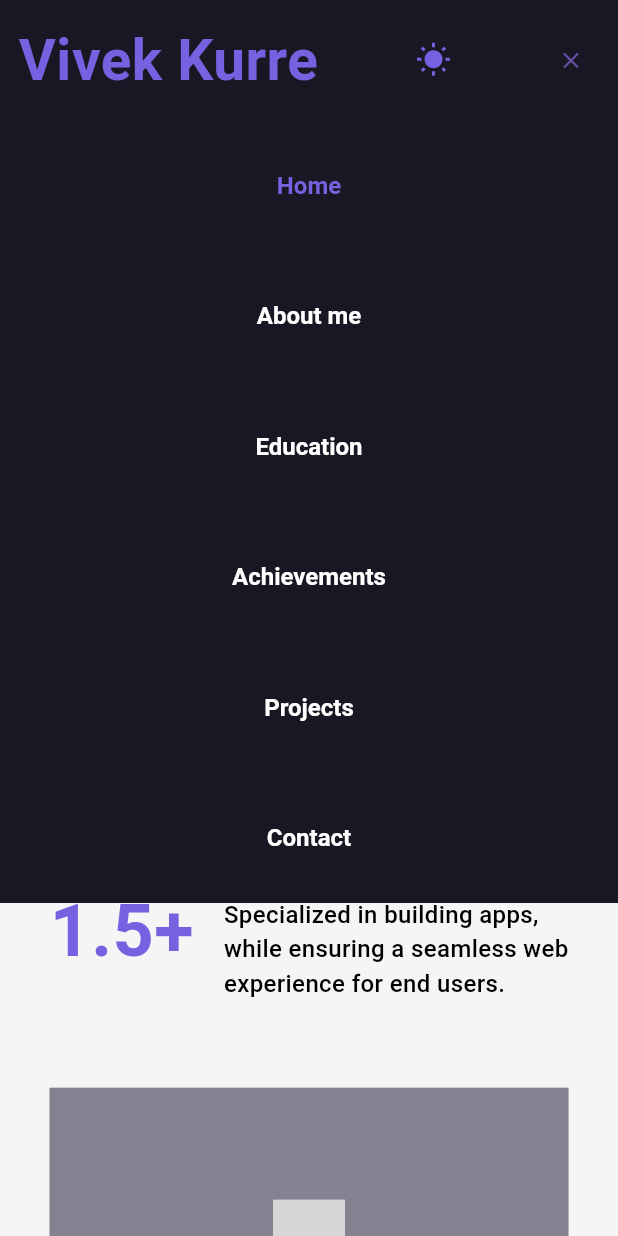
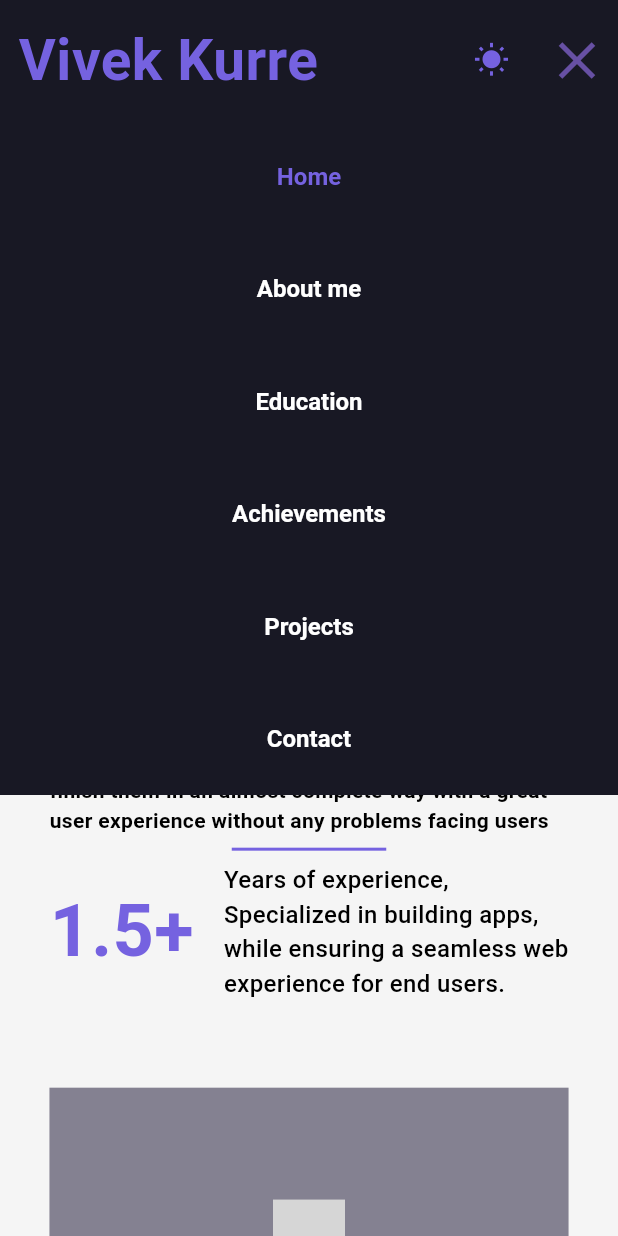
Before and after one commit to Vivekkurre1/vivek_portfolio, a Flutter app: the screen it shows after launch, scrolled down 576 dp, after a tap on the "menu" icon, on a phone screen of 412 x 824 dp. Run offline on Flutter 3.47's test engine with Material 3 defaults, Android fonts, the phone set to English and light mode, and no system bars; drawn by our look-alikes of auto_size_text; our stand-ins replace cached_network_image, equatable, flutter_bloc, flutter_svg, font_awesome_flutter; missing offline and left inert: dart:js, universal_html; network calls fail; grey boxes are pictures that could not be loaded.

Commit message:
header fix

```diff
--- a/lib/presentation/widgets/app_bar/custom_header_btn.dart
+++ b/lib/presentation/widgets/app_bar/custom_header_btn.dart
@@ -26,13 +26,8 @@
         ),
       ),
       child: Padding(
-        padding: const EdgeInsets.symmetric(
-          horizontal: 18,
-          vertical: 26,
-        ),
-        child: Text(
-          AppBarHeaders.values[headerIndex].getString(),
-        ),
+        padding: const EdgeInsets.symmetric(horizontal: 0, vertical: 20),
+        child: Text(AppBarHeaders.values[headerIndex].getString()),
       ),
     );
   }
--- a/lib/presentation/widgets/app_bar/custom_menu_btn.dart
+++ b/lib/presentation/widgets/app_bar/custom_menu_btn.dart
@@ -12,16 +12,16 @@
     return BlocBuilder<HomeBloc, HomeState>(
       builder: (context, state) {
         return SizedBox(
-          width: 40,
+          width: 48,
           child: AnimatedCrossFade(
             crossFadeState: _getCrossFadeState(context),
             firstChild: TextButton(
               onPressed: () => _menuBtnClicked(context),
-              child: const Icon(Icons.menu),
+              child: const Icon(size: 42, Icons.menu),
             ),
             secondChild: TextButton(
               onPressed: () => _closeBtnClicked(context),
-              child: const Icon(Icons.close),
+              child: const Icon(size: 42, Icons.close),
             ),
             duration: const Duration(milliseconds: 200),
           ),
@@ -32,14 +32,14 @@
 
   _menuBtnClicked(BuildContext context) {
     context.read<HomeBloc>().add(
-          ChangeAppBarHeadersAxis(AppBarHeadersAxis.vertical),
-        );
+      ChangeAppBarHeadersAxis(AppBarHeadersAxis.vertical),
+    );
   }
 
   _closeBtnClicked(BuildContext context) {
     context.read<HomeBloc>().add(
-          ChangeAppBarHeadersAxis(AppBarHeadersAxis.horizontal),
-        );
+      ChangeAppBarHeadersAxis(AppBarHeadersAxis.horizontal),
+    );
   }
 
   CrossFadeState _getCrossFadeState(BuildContext context) {
--- a/lib/presentation/widgets/app_bar/developer_name_btn.dart
+++ b/lib/presentation/widgets/app_bar/developer_name_btn.dart
@@ -23,10 +23,7 @@
               : context.width * .2,
           child: FittedBox(
             alignment: Alignment.topLeft,
-            child: Text(
-              AppStrings.developerName,
-              style: AppStyles.s28,
-            ),
+            child: Text(AppStrings.developerName, style: AppStyles.s28),
           ),
         ),
       ),
--- a/lib/presentation/widgets/app_bar/home_app_bar.dart
+++ b/lib/presentation/widgets/app_bar/home_app_bar.dart
@@ -32,8 +32,15 @@
       padding: EdgeInsets.symmetric(horizontal: _getHorizontalPadding(context)),
       child: Row(
         mainAxisAlignment: MainAxisAlignment.spaceBetween,
+        crossAxisAlignment: CrossAxisAlignment.center,
         children: [
-          const DeveloperNameBtn(),
+          Align(
+            alignment: Alignment.centerLeft,
+            child: const DeveloperNameBtn(),
+          ),
+          Row(
+            mainAxisAlignment: MainAxisAlignment.end,
+            children: [
               if (context.width < DeviceType.ipad.getMaxWidth())
                 IconButton(
                   onPressed: () {
@@ -57,6 +64,8 @@
                 ),
             ],
           ),
+        ],
+      ),
     );
   }
 
@@ -64,7 +73,7 @@
     if (context.width < DeviceType.ipad.getMaxWidth()) {
       return context.width * .03;
     } else {
-      return context.width * .08;
+      return context.width * .03;
     }
   }
 }
--- a/lib/presentation/widgets/body/education/education_section.dart
+++ b/lib/presentation/widgets/body/education/education_section.dart
@@ -1,6 +1,4 @@
 import 'package:flutter/material.dart';
-import 'package:vivek_portfolio/core/utils/app_enums.dart';
-import 'package:vivek_portfolio/core/utils/app_extensions.dart';
 import 'package:vivek_portfolio/presentation/widgets/body/education/edu.dart';
 import 'package:vivek_portfolio/presentation/widgets/body/education/education_head.dart';
 
```
Lines whose indentation alone changed are shown as unchanged.
